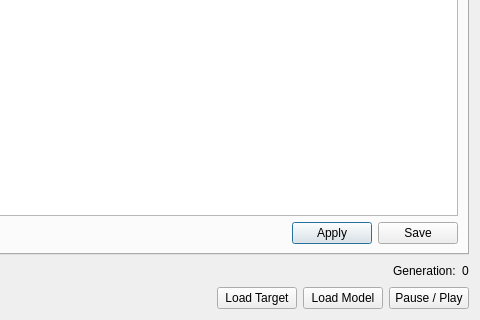
Qt form main.ui (ralsina/evoluto) before a commit; both pictures show x 147 to 627 and y 180 to 500 of the 627 by 500 pixel window.
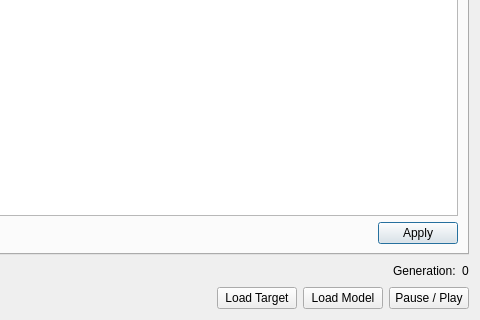
The same form after that commit. The open tabs and pages were chosen to show the change.

Commit message: Make apply model work

```diff
--- a/main.ui
+++ b/main.ui
@@ -79,13 +79,6 @@
            </property>
           </widget>
          </item>
-         <item>
-          <widget class="QPushButton" name="save_model">
-           <property name="text">
-            <string>Save</string>
-           </property>
-          </widget>
-         </item>
         </layout>
        </item>
       </layout>
```
Left out of the diff: 2 changed lines with no effect on the pictures. The commit also changes 1 other file.
